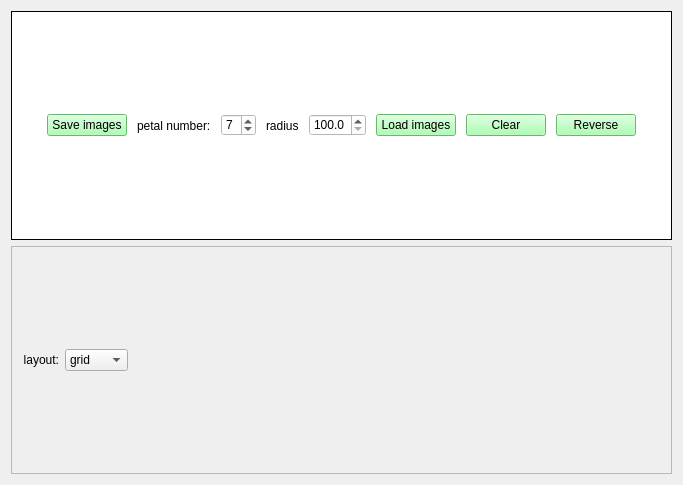
The window that forms/MainWindow.ui (czimbortibor/Large-annotated-image-collection-management) describes before a commit, drawn with Qt 5.
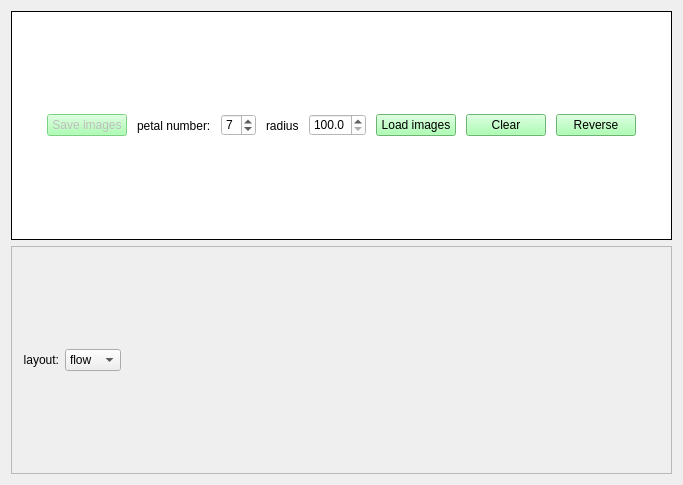
The same window after the commit. Icons and pictures are not drawn.

```diff
--- a/forms/MainWindow.ui
+++ b/forms/MainWindow.ui
@@ -54,6 +54,9 @@
        </item>
        <item>
         <widget class="QPushButton" name="btn_save">
+         <property name="enabled">
+          <bool>false</bool>
+         </property>
          <property name="styleSheet">
           <string notr="true">background-color: rgb(148, 255, 157);</string>
          </property>
@@ -186,7 +189,7 @@
         <widget class="QComboBox" name="comboBox_layout">
          <item>
           <property name="text">
-           <string>grid</string>
+           <string>flow</string>
           </property>
           <property name="icon">
            <iconset resource="../resources.qrc">
@@ -195,7 +198,7 @@
          </item>
          <item>
           <property name="text">
-           <string>flower</string>
+           <string>petal</string>
           </property>
           <property name="icon">
            <iconset resource="../resources.qrc">
```
